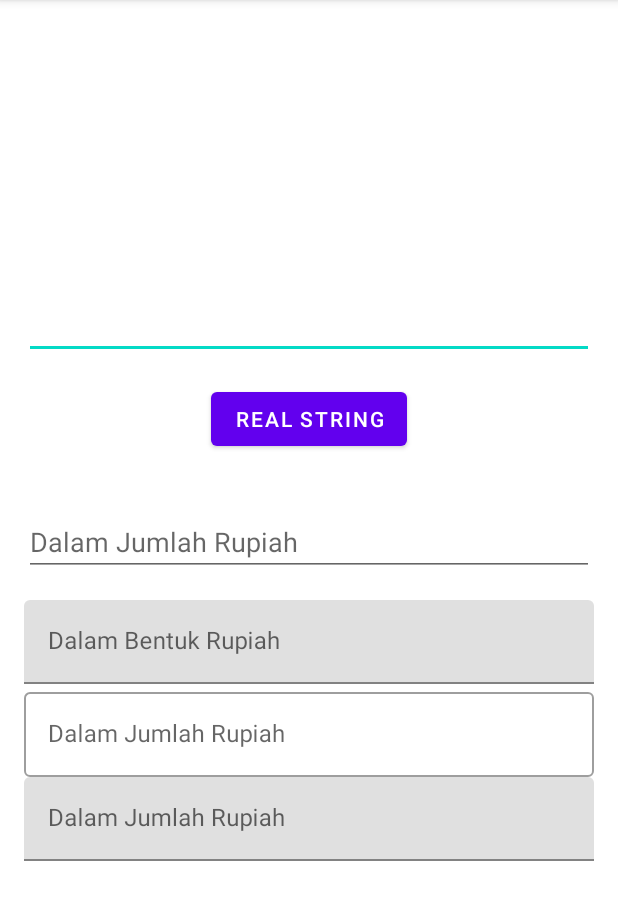
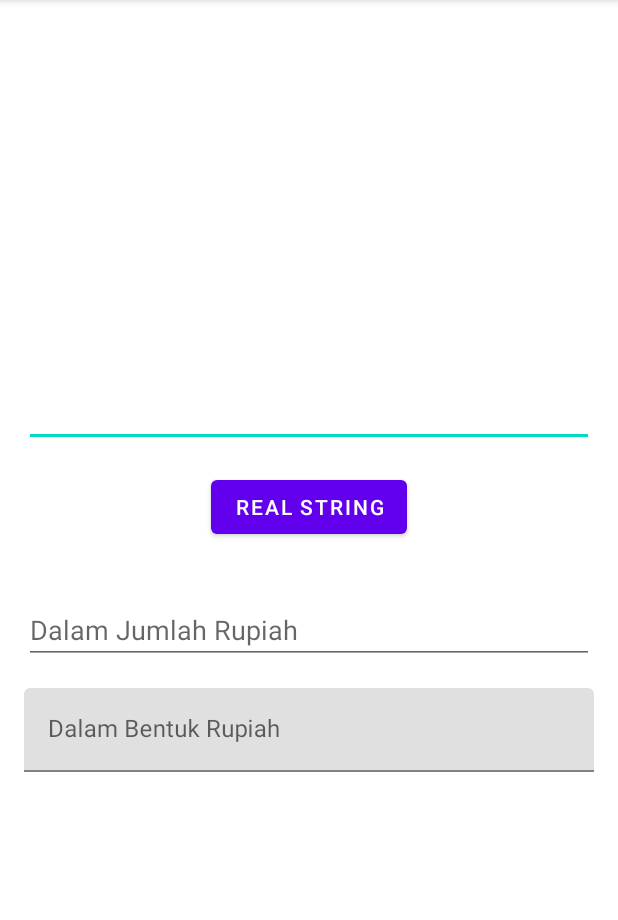
Before and after one commit to gzeinnumer/MyLibCurrencyConverter, an Android app: the screen it shows after launch (MainActivity), after a tap on "REAL STRING", on a phone screen of 412 x 824 dp, the part 84-1004 px from its top. Run offline under Robolectric (Android 15) with nearby library versions, the phone set to English and light mode, and no system bars.

```diff
--- a/app/src/main/java/com/gzeinnumer/mylibcurrencyconverter/MainActivity.java
+++ b/app/src/main/java/com/gzeinnumer/mylibcurrencyconverter/MainActivity.java
@@ -1,6 +1,4 @@
 package com.gzeinnumer.mylibcurrencyconverter;
-
-import androidx.appcompat.app.AppCompatActivity;
 
 import android.os.Bundle;
 import android.util.Log;
@@ -9,11 +7,12 @@ import android.widget.Button;
 import android.widget.EditText;
 import android.widget.TextView;
 
+import androidx.appcompat.app.AppCompatActivity;
+
+import com.gzeinnumer.mylibcurrencyconverter.utils.CurrencyConverter;
+import com.gzeinnumer.mylibcurrencyconverter.utils.StringTools;
+
 //import com.gzeinnumer.mylibcurrencyconverter.utils.CurrencyConvertera;
-import com.gzeinnumer.mylibcurrencyconverter.utils.CurrencyConverter;
-import com.gzeinnumer.mylibcurrencyconverter.utils.CurrencyEditTextFilledBox;
-import com.gzeinnumer.mylibcurrencyconverter.utils.CurrencyEditTextOutlinedBox;
-import com.gzeinnumer.mylibcurrencyconverter.utils.StringTools;
 
 public class MainActivity extends AppCompatActivity {
 
@@ -33,10 +32,8 @@ public class MainActivity extends AppCompatActivity {
         textView = findViewById(R.id.textView);
 
         sample1();
-//        sample2();
-//        sample3();
-        sample4();
-        sample5();
+        sample2();
+        sample3();
     }
 
     private void sample1() {
@@ -70,32 +67,4 @@ public class MainActivity extends AppCompatActivity {
             }
         }));
     }
-
-    private void sample4() {
-        CurrencyEditTextOutlinedBox ed1 = findViewById(R.id.ed_1);
-
-        button.setOnClickListener(new View.OnClickListener() {
-            @Override
-            public void onClick(View v) {
-
-//                textView.setText(ed1.getText());
-                textView.setText(StringTools.trimCommaOfString(ed1.getText(), "RP "));
-            }
-        });
-
-    }
-
-    private void sample5() {
-        CurrencyEditTextFilledBox ed1 = findViewById(R.id.ed_2);
-
-        button.setOnClickListener(new View.OnClickListener() {
-            @Override
-            public void onClick(View v) {
-
-                textView.setText(ed1.getText());
-                textView.setText(StringTools.trimCommaOfString(ed1.getText(), "RP "));
-            }
-        });
-
-    }
 }
--- a/app/src/main/res/layout/activity_main.xml
+++ b/app/src/main/res/layout/activity_main.xml
@@ -53,18 +53,4 @@
 
     </com.google.android.material.textfield.TextInputLayout>
 
-    <com.gzeinnumer.mylibcurrencyconverter.utils.CurrencyEditTextOutlinedBox
-        android:id="@+id/ed_1"
-        android:layout_width="match_parent"
-        android:layout_height="wrap_content"
-        app:hint="Dalam Jumlah Rupiah"
-        app:prefix="RP " />
-
-    <com.gzeinnumer.mylibcurrencyconverter.utils.CurrencyEditTextFilledBox
-        android:id="@+id/ed_2"
-        android:layout_width="match_parent"
-        android:layout_height="wrap_content"
-        app:hint="Dalam Jumlah Rupiah"
-        app:prefix="RP " />
-
 </LinearLayout>
```
Also changed, not shown: 1 other file.
